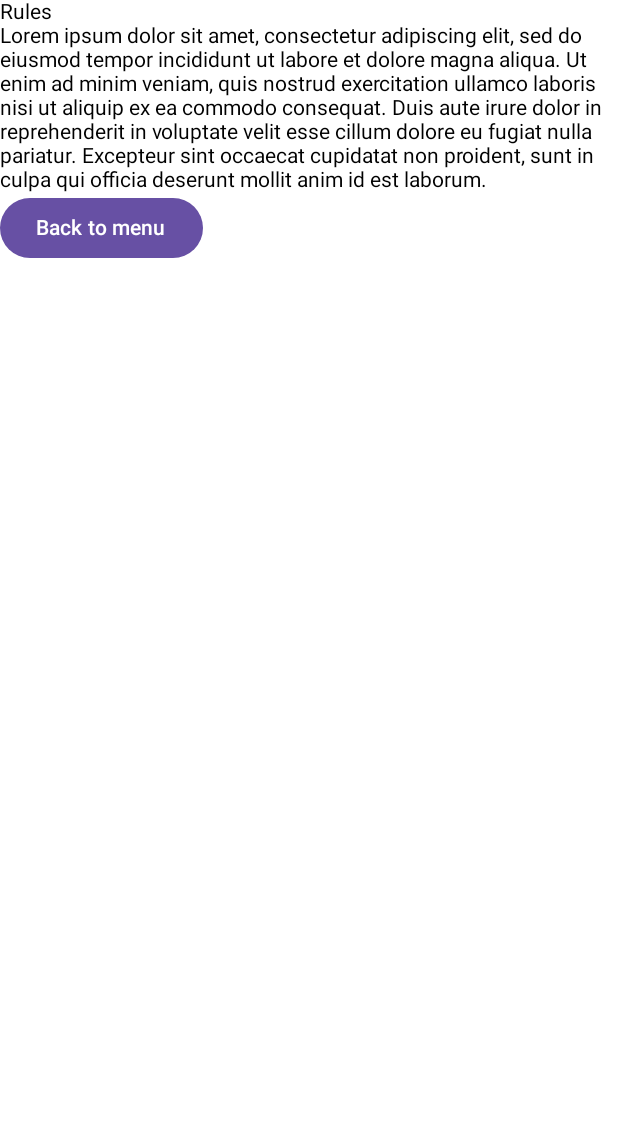
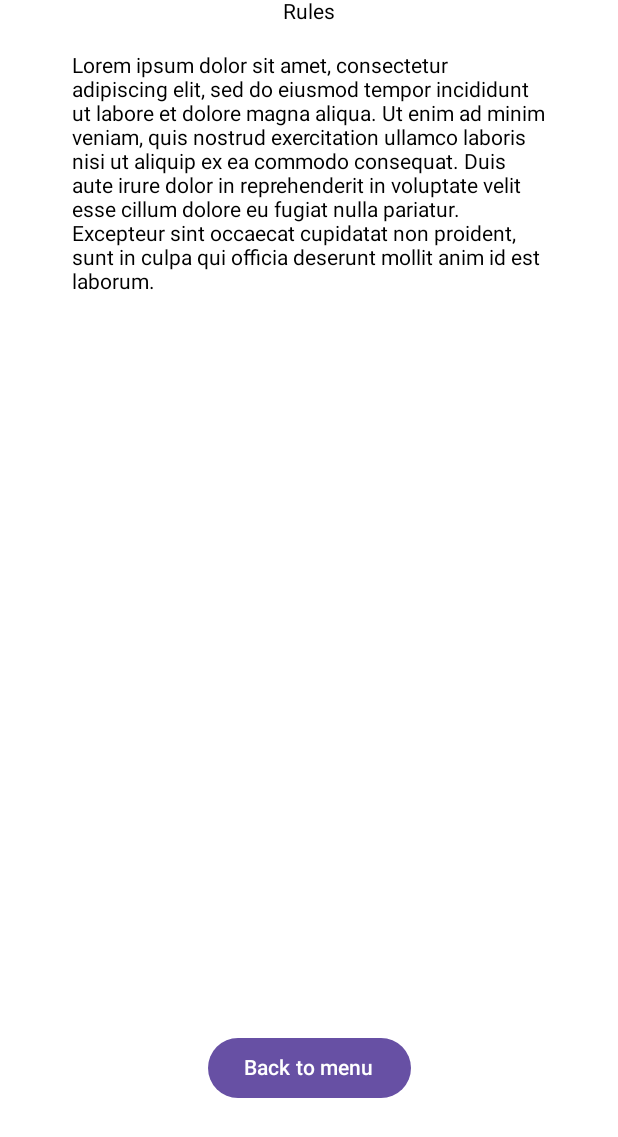
Before and after one commit to loursblanc/Memorysator, an Android app built with Jetpack Compose: the @Preview function RulesScreenPreview, on a phone screen of 412 x 824 dp. Shown: the top 1137 px of the screen. Run offline under Robolectric (Android 15) with nearby library versions, the phone set to English and light mode, and no system bars.

Commit message:
feature: Layout for Rules view
- added values in Resource dimens
- dimension renamed

```diff
--- a/app/src/main/java/com/example/memorysator/ui/screen/MainMenuScreen.kt
+++ b/app/src/main/java/com/example/memorysator/ui/screen/MainMenuScreen.kt
@@ -33,7 +33,7 @@ fun MainMenuScreen (modifier: Modifier = Modifier) {
     ) {
         Text(
             text = stringResource(id = R.string.app_title),
-            modifier = Modifier.padding(bottom = dimensionResource(id = R.dimen.app_title_bottom_padding))
+            modifier = Modifier.padding(bottom = dimensionResource(id = R.dimen.large_vertical_padding))
         )
         Text(text = stringResource(id = R.string.Difficulty_Title))
         Row ( Modifier
--- a/app/src/main/java/com/example/memorysator/ui/screen/RulesScreen.kt
+++ b/app/src/main/java/com/example/memorysator/ui/screen/RulesScreen.kt
@@ -1,24 +1,42 @@
 package com.example.memorysator.ui.screen
 
+import androidx.compose.foundation.layout.Arrangement
 import androidx.compose.foundation.layout.Column
 import androidx.compose.foundation.layout.Row
+import androidx.compose.foundation.layout.Spacer
+import androidx.compose.foundation.layout.padding
 import androidx.compose.material3.Button
 import androidx.compose.material3.Text
 import androidx.compose.runtime.Composable
+import androidx.compose.ui.Alignment
 import androidx.compose.ui.Modifier
+import androidx.compose.ui.res.dimensionResource
 
 import androidx.compose.ui.res.stringResource
 
 import androidx.compose.ui.tooling.preview.Preview
+import androidx.compose.ui.unit.dp
 import com.example.memorysator.R
 
 @Composable
 fun RulesScreen(modifier: Modifier = Modifier ) {
-    Column {
-        Text(text = stringResource(id = R.string.rules_title))
-        Text(text = stringResource(id = R.string.rules))
+    Column (
+        verticalArrangement =  Arrangement.Center,
+        horizontalAlignment = Alignment.CenterHorizontally,
+        ){
+        Text(
+            text = stringResource(id = R.string.rules_title),
+            Modifier.padding(bottom = 20.dp) //dimensionResource(id = R.dimen.app_title_bottom_padding)
+        )
+        Text(text = stringResource(id = R.string.rules),
+            Modifier.padding(horizontal = dimensionResource(id = R.dimen.paragraph_horizontal_padding))
+        )
+        Spacer(Modifier.weight(1F))
         Row {
-            Button(onClick ={ /*Todo*/ }){
+            Button(
+                onClick ={ /*Todo*/ },
+                Modifier.padding(vertical = dimensionResource(id = R.dimen.large_vertical_padding))
+            ){
                 Text(text = stringResource(id = R.string.return_main_menu_button))
             }
         }
--- a/app/src/main/res/values/dimens.xml
+++ b/app/src/main/res/values/dimens.xml
@@ -1,5 +1,7 @@
 <?xml version="1.0" encoding="utf-8"?>
 <resources>
     <dimen name="width_button">148dp</dimen>
-    <dimen name="app_title_bottom_padding">88dp</dimen>
+    <dimen name="large_vertical_padding">88dp</dimen>
+    <dimen name="medium_vertical_padding">20dp</dimen>
+    <dimen name="paragraph_horizontal_padding">48dp</dimen>
 </resources>
```
